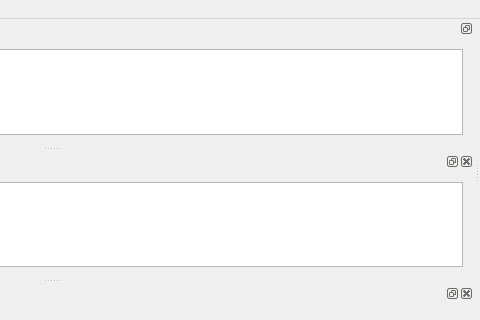
LongSoft/UEFITool, file UEFITool/uefitool.ui: the form before one commit; both pictures show x 370 to 850 and y 0 to 320 of the 850 by 586 pixel window.
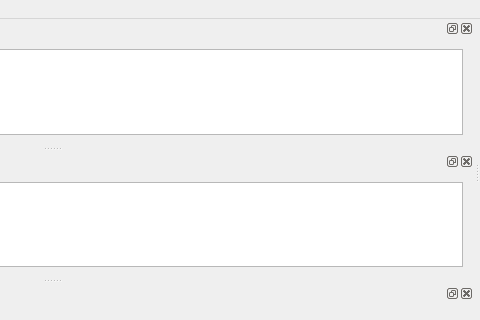
The form after the commit.

Commit message: Fixes related to the Wayland's "security" - disable floating in runtime and some small tricks

Diff of the .ui file:
```diff
--- a/UEFITool/uefitool.ui
+++ b/UEFITool/uefitool.ui
@@ -50,7 +50,7 @@
     <bool>false</bool>
    </property>
    <property name="features">
-    <set>QDockWidget::DockWidgetFeature::DockWidgetFloatable|QDockWidget::DockWidgetFeature::DockWidgetMovable</set>
+    <set>QDockWidget::DockWidgetFeature::DockWidgetClosable|QDockWidget::DockWidgetFeature::DockWidgetFloatable|QDockWidget::DockWidgetFeature::DockWidgetMovable</set>
    </property>
    <property name="allowedAreas">
     <set>Qt::DockWidgetArea::LeftDockWidgetArea|Qt::DockWidgetArea::RightDockWidgetArea|Qt::DockWidgetArea::TopDockWidgetArea</set>
```
The commit also changes 2 other files.
